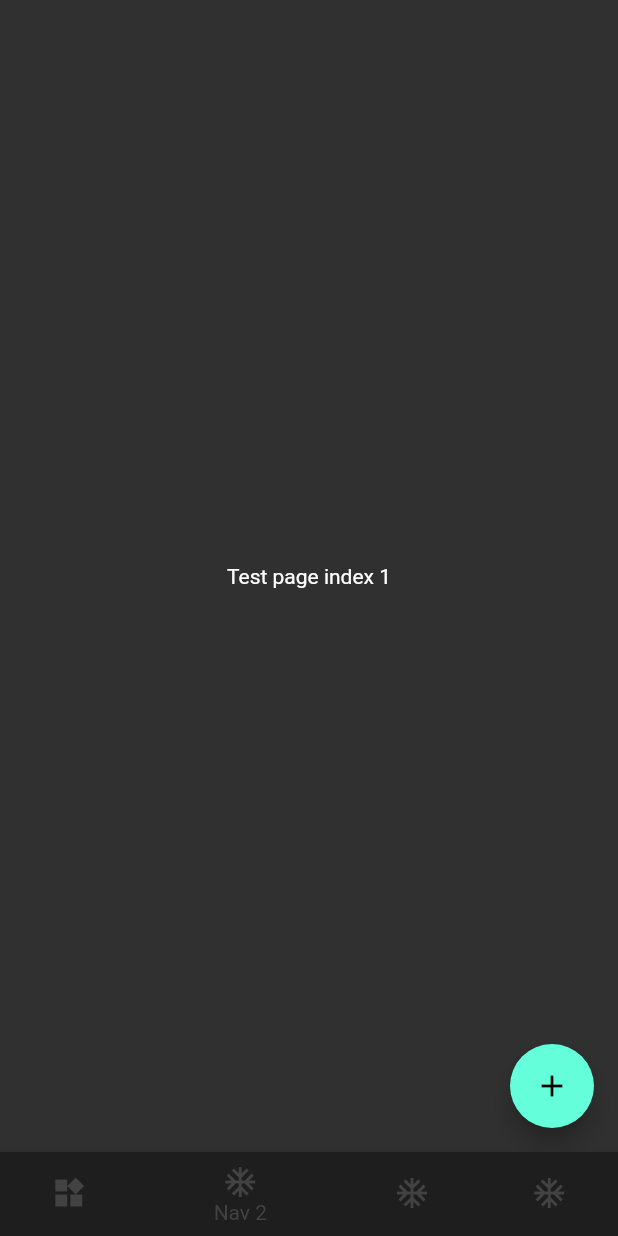
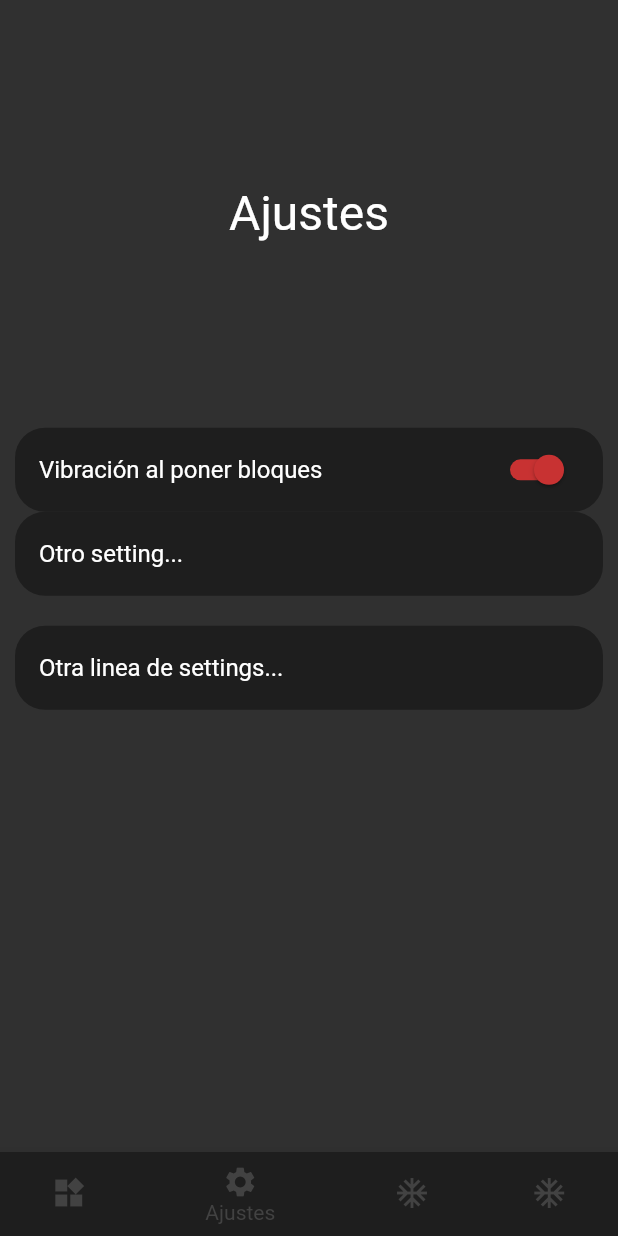
Before and after one commit to jcampandegui/purpose_blocs, a Flutter app: the screen it shows after launch, item 2 of the bottom bar chosen, on a phone screen of 412 x 824 dp. Run offline on Flutter 3.47's test engine with Material 2 defaults, Android fonts, the phone set to English and light mode, and no system bars; our stand-ins replace bloc, equatable, flutter_bloc, flutter_staggered_animations, sembast, table_calendar and 1 more.

```diff
--- /dev/null
+++ b/lib/blocs/user_preferences/user_preferences_barrel.dart
@@ -0,0 +1,3 @@
+export 'user_preferences_bloc.dart';
+export 'user_preferences_event.dart';
+export 'user_preferences_state.dart';
--- a/lib/main.dart
+++ b/lib/main.dart
@@ -56,6 +56,15 @@ class MyApp extends StatelessWidget {
           headline1: TextStyle(
             color: Colors.white
           ),
+          headline2: TextStyle(
+              color: Colors.white
+          ),
+          headline3: TextStyle(
+              color: Colors.white
+          ),
+          headline4: TextStyle(
+              color: Colors.white
+          ),
           bodyText1: TextStyle(
               color: Colors.white
           ),
--- a/lib/models/app_tab.dart
+++ b/lib/models/app_tab.dart
@@ -1 +1 @@
-enum AppTab { Purposes, Dummy1, Dummy2, Dummy3 }
+enum AppTab { Purposes, Settings, Dummy2, Dummy3 }
--- a/lib/pages/current_page.dart
+++ b/lib/pages/current_page.dart
@@ -5,6 +5,7 @@ import 'package:purpose_blocs/blocs/navigation/navigation_barrel.dart';
 import 'package:purpose_blocs/models/app_tab.dart';
 import 'package:purpose_blocs/pages/blocks_page.dart';
 import 'package:purpose_blocs/pages/custom_in_list.dart';
+import 'package:purpose_blocs/pages/settings_page.dart';
 import 'package:purpose_blocs/pages/test_page.dart';
 
 class CurrentPage extends StatelessWidget {
@@ -30,9 +31,9 @@ class CurrentPage extends StatelessWidget {
       }
       break;
 
-      case AppTab.Dummy1: {
+      case AppTab.Settings: {
         //return CustomInList(itemsPerRow: 7,blockColor: Color.fromARGB(255, 255, 102, 102));
-        return TestPage(text: 'Test page index 1');
+        return SettingsPage();
       }
       break;
 
--- /dev/null
+++ b/lib/pages/settings_page.dart
@@ -0,0 +1,65 @@
+import 'package:flutter/material.dart';
+
+class SettingsPage extends StatelessWidget {
+
+  @override
+  Widget build(BuildContext context) {
+    return Scaffold(
+      body: SingleChildScrollView(
+        child: SafeArea(
+          child: Container(
+            margin: EdgeInsets.symmetric(horizontal: 10),
+            child: Column(
+              children: [
+                Container(
+                  margin: EdgeInsets.symmetric(vertical: MediaQuery.of(context).size.height * 0.15),
+                  child: Center(
+                    child: Text('Ajustes',
+                    style: TextStyle(fontSize: 32),),
+                  ),
+                ),
+                Container(
+                  margin: EdgeInsets.symmetric(horizontal: 0),
+                  child: ListTile(
+                    title: Text('Vibración al poner bloques', style: TextStyle(color: Colors.white),),
+                    tileColor: Color.fromARGB(255, 30, 30, 30),
+                    shape: RoundedRectangleBorder(
+                        borderRadius: BorderRadius.circular(20)
+                    ),
+                    trailing: Switch(
+                      value: true,
+                      activeColor: Color.fromARGB(255, 200, 50, 50),
+                      inactiveThumbColor: Color.fromARGB(255, 200, 50, 50),
+                      activeTrackColor: Color.fromARGB(255, 200, 50, 50),
+                      inactiveTrackColor: Color.fromARGB(255, 80, 80, 80),
+                    ),
+                  ),
+                ),
+                Container(
+                  margin: EdgeInsets.symmetric(horizontal: 0),
+                  child: ListTile(
+                    title: Text('Otro setting...', style: TextStyle(color: Colors.white),),
+                    tileColor: Color.fromARGB(255, 30, 30, 30),
+                    shape: RoundedRectangleBorder(
+                        borderRadius: BorderRadius.circular(20)
+                    ),
+                  ),
+                ),
+                Container(
+                  margin: EdgeInsets.only(top: 20),
+                  child: ListTile(
+                    title: Text('Otra linea de settings...', style: TextStyle(color: Colors.white),),
+                    tileColor: Color.fromARGB(255, 30, 30, 30),
+                    shape: RoundedRectangleBorder(
+                        borderRadius: BorderRadius.circular(20)
+                    ),
+                  ),
+                ),
+              ],
+            ),
+          )
+        )
+      ),
+    );
+  }
+}
--- a/lib/widgets/basic_bottom_nav.dart
+++ b/lib/widgets/basic_bottom_nav.dart
@@ -19,7 +19,7 @@ class BasicBottomNav extends StatelessWidget {
             backgroundColor: Color.fromARGB(255, 20, 20, 20),
             items: [
               BottomNavigationBarItem(icon: Icon(Icons.widgets), label: 'Propóstios', backgroundColor: Color.fromARGB(255, 30, 30, 30),),
-              BottomNavigationBarItem(icon: Icon(Icons.ac_unit), label: 'Nav 2'),
+              BottomNavigationBarItem(icon: Icon(Icons.settings), label: 'Ajustes'),
               BottomNavigationBarItem(icon: Icon(Icons.ac_unit), label: 'Nav 3'),
               BottomNavigationBarItem(icon: Icon(Icons.ac_unit), label: 'Nav 4'),
             ],
@@ -34,7 +34,7 @@ class BasicBottomNav extends StatelessWidget {
 
   int _appTabToIndex(AppTab appTab) {
     if(appTab == AppTab.Purposes) return 0;
-    else if(appTab == AppTab.Dummy1) return 1;
+    else if(appTab == AppTab.Settings) return 1;
     else if(appTab == AppTab.Dummy2) return 2;
     else if(appTab == AppTab.Dummy3) return 3;
     else return -1;
@@ -42,7 +42,7 @@ class BasicBottomNav extends StatelessWidget {
 
   AppTab _indexToAppTab(int index) {
     if(index == 0) return AppTab.Purposes;
-    else if(index == 1) return AppTab.Dummy1;
+    else if(index == 1) return AppTab.Settings;
     else if(index == 2) return AppTab.Dummy2;
     else if(index == 3) return AppTab.Dummy3;
     else return null;
--- a/lib/widgets/purpose_elements/fusable_block.dart
+++ b/lib/widgets/purpose_elements/fusable_block.dart
@@ -44,6 +44,8 @@ class _FusableBlockState extends State<FusableBlock> with TickerProviderStateMix
   Animation _glowAnimation;
   bool glowAnimationCompleted = false;
   String glowAnimationState = 'expand';
+
+  bool allAnimationFinished = false;
 
   @override
   void initState() {
@@ -104,7 +106,7 @@ class _FusableBlockState extends State<FusableBlock> with TickerProviderStateMix
         _swapGlowTween(glowAnimationState);
         _glowController.forward();
       } else if(glowAnimationCompleted && glowAnimationState == 'retract') {
-        //_resetAll();
+        allAnimationFinished = true;
         widget.onComplete();
       }
     });
@@ -273,8 +275,10 @@ class _FusableBlockState extends State<FusableBlock> with TickerProviderStateMix
 
   @override
   void dispose() {
+    if(!allAnimationFinished) widget.onComplete();
     _transformController.dispose();
     _glowController.dispose();
+    _opacityController.dispose();
     super.dispose();
   }
 }
```
Also changed, not shown: lib/blocs/user_preferences/user_preferences_bloc.dart (added, +19 -0 lines), lib/blocs/user_preferences/user_preferences_event.dart (added, +21 -0 lines), lib/blocs/user_preferences/user_preferences_state.dart (added, +23 -0 lines), lib/models/user_preferences.dart (added, +43 -0 lines), lib/models/user_preferences_dao.dart (added, +38 -0 lines), lib/pages/custom_in_list.dart (+1 -7 lines), lib/widgets/purpose_elements/breakable_block.dart (+16 -3 lines).
